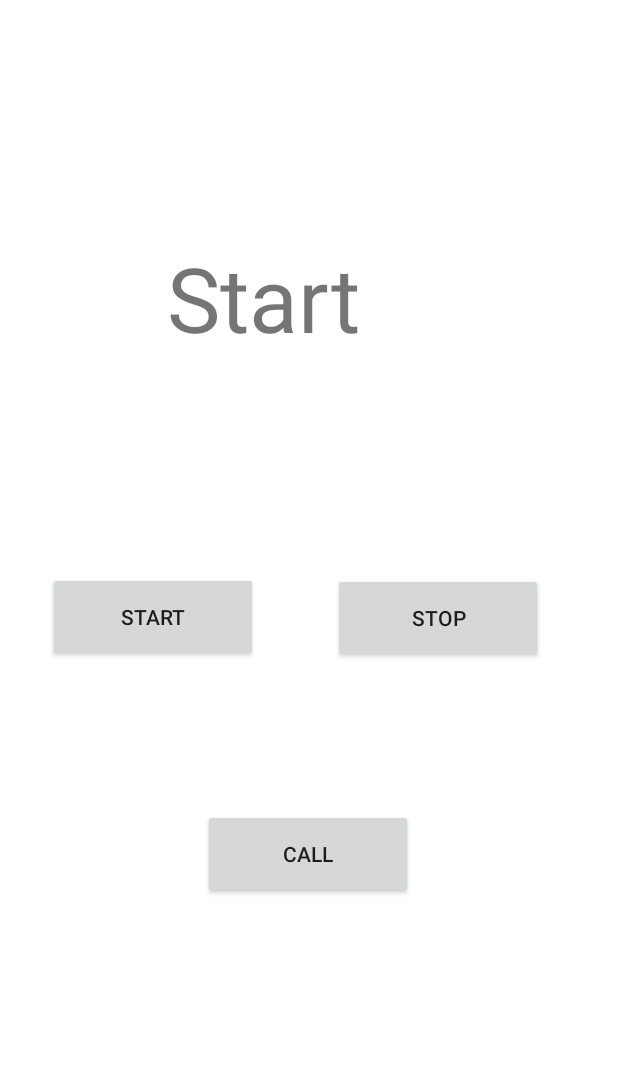
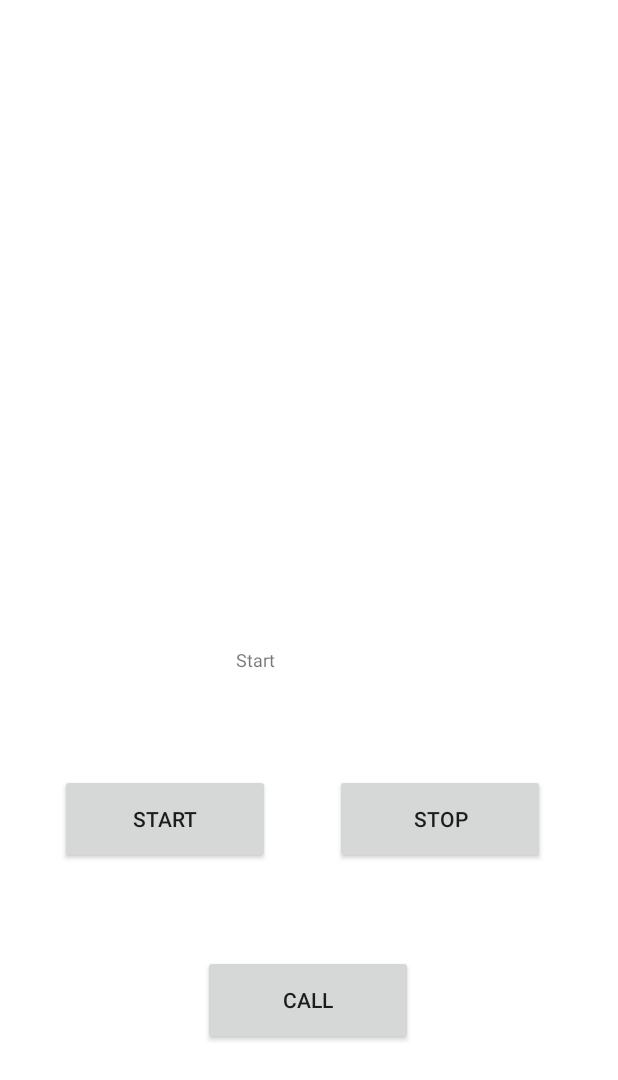
Before and after one commit to mesleki2017/Mbacksoundrecorder1, an Android app: the screen it shows after launch (MainActivity), after a tap on "START", on a phone screen of 412 x 824 dp. Shown: the top 1080 px of the screen. Run offline under Robolectric (Android 15) with nearby library versions, the phone set to English and light mode, and no system bars.

```diff
--- a/app/src/main/java/com/example/mbacksoundrecorder1/MainActivity.kt
+++ b/app/src/main/java/com/example/mbacksoundrecorder1/MainActivity.kt
@@ -9,12 +9,14 @@ import android.os.Bundle
 import android.util.Log
 import androidx.activity.ComponentActivity
 import androidx.core.app.ActivityCompat
-import kotlinx.android.synthetic.main.activity_main.*
+import com.example.mbacksoundrecorder1.databinding.ActivityMainBinding
+
+
 
 class MainActivity : ComponentActivity() {
 
     lateinit var receiver: AirplaneModeChangeReceiver
-
+    private lateinit var binding: ActivityMainBinding//The 'kotlin-android-extensions' Gradle plugin is deprecated
 
     override fun onCreate(savedInstanceState: Bundle?) {
         super.onCreate(savedInstanceState)
@@ -27,10 +29,13 @@ class MainActivity : ComponentActivity() {
         )
         setContentView(R.layout.activity_main)
 
+        binding = ActivityMainBinding.inflate(layoutInflater)//The 'kotlin-android-extensions' Gradle plugin is deprecated
+        setContentView(binding.root)//The 'kotlin-android-extensions' Gradle plugin is deprecated
 
-        btn_start.setOnClickListener {
+
+        binding.btnStart.setOnClickListener {
             Log.d("aaa","start butonuna basıldı")
-            txtv_1.text="Start"
+            binding.txtv1.text="Start"
 
             Intent(applicationContext, MyService::class.java).apply {
                 action = MyService.ACTION_START
@@ -38,8 +43,8 @@ class MainActivity : ComponentActivity() {
             }
         }
 
-        btn_stop.setOnClickListener {
-            txtv_1.text="Stop"
+        binding.btnStop.setOnClickListener {
+            binding.txtv1.text="Stop"
             Log.d("aaa","stop butonuna basıldı")
             Intent(applicationContext, MyService::class.java).apply {
                 action = MyService.ACTION_STOP
@@ -47,7 +52,7 @@ class MainActivity : ComponentActivity() {
             }
         }
 
-        btn_call.setOnClickListener {
+        binding.btnCall.setOnClickListener {
             Log.d("aaa","call butonuna basıldı")
             Intent(applicationContext, MyService::class.java).apply {
                 action = MyService.ACTION_CALL
--- a/app/src/main/res/layout/activity_main.xml
+++ b/app/src/main/res/layout/activity_main.xml
@@ -8,26 +8,27 @@
 
     <TextView
         android:id="@+id/txtv_1"
-        android:layout_width="190dp"
-        android:layout_height="77dp"
+        android:layout_width="96dp"
+        android:layout_height="31dp"
         android:text="-------"
-        android:textSize="60dp"
+        android:textSize="12dp"
         app:layout_constraintBottom_toBottomOf="parent"
         app:layout_constraintEnd_toEndOf="parent"
+        app:layout_constraintHorizontal_bias="0.498"
         app:layout_constraintStart_toStartOf="parent"
         app:layout_constraintTop_toTopOf="parent"
-        app:layout_constraintVertical_bias="0.212" />
+        app:layout_constraintVertical_bias="0.544" />
 
     <Button
         android:id="@+id/btn_start"
         android:layout_width="140dp"
         android:layout_height="60dp"
-        android:layout_marginStart="32dp"
+        android:layout_marginStart="40dp"
         android:text="start"
         app:layout_constraintBottom_toBottomOf="parent"
         app:layout_constraintStart_toStartOf="parent"
         app:layout_constraintTop_toTopOf="parent"
-        app:layout_constraintVertical_bias="0.499" />
+        app:layout_constraintVertical_bias="0.675" />
 
     <Button
         android:id="@+id/btn_stop"
@@ -36,8 +37,10 @@
         android:text="stop"
         app:layout_constraintBottom_toBottomOf="parent"
         app:layout_constraintEnd_toEndOf="parent"
+        app:layout_constraintHorizontal_bias="0.472"
         app:layout_constraintStart_toEndOf="@+id/btn_start"
-        app:layout_constraintTop_toTopOf="parent" />
+        app:layout_constraintTop_toTopOf="parent"
+        app:layout_constraintVertical_bias="0.675" />
 
     <Button
         android:id="@+id/btn_call"
@@ -49,6 +52,6 @@
         app:layout_constraintHorizontal_bias="0.498"
         app:layout_constraintStart_toStartOf="parent"
         app:layout_constraintTop_toTopOf="parent"
-        app:layout_constraintVertical_bias="0.706" />
+        app:layout_constraintVertical_bias="0.833" />
 
 </androidx.constraintlayout.widget.ConstraintLayout>
--- a/settings.gradle
+++ b/settings.gradle
@@ -10,6 +10,7 @@ dependencyResolutionManagement {
     repositories {
         google()
         mavenCentral()
+        maven { url 'https://jitpack.io' }
     }
 }
 rootProject.name = "Mbacksoundrecorder1"
```
Also changed, not shown: app/build.gradle (+18 -2 lines).
